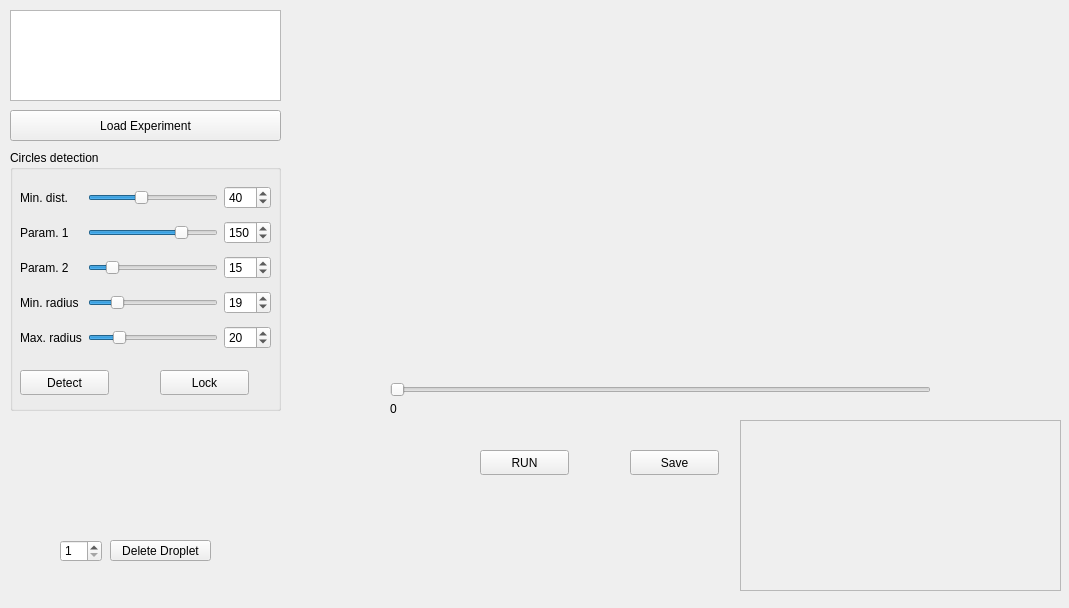
gfogwill/FrESH, file src/gui/analysis.ui: the form before one commit.
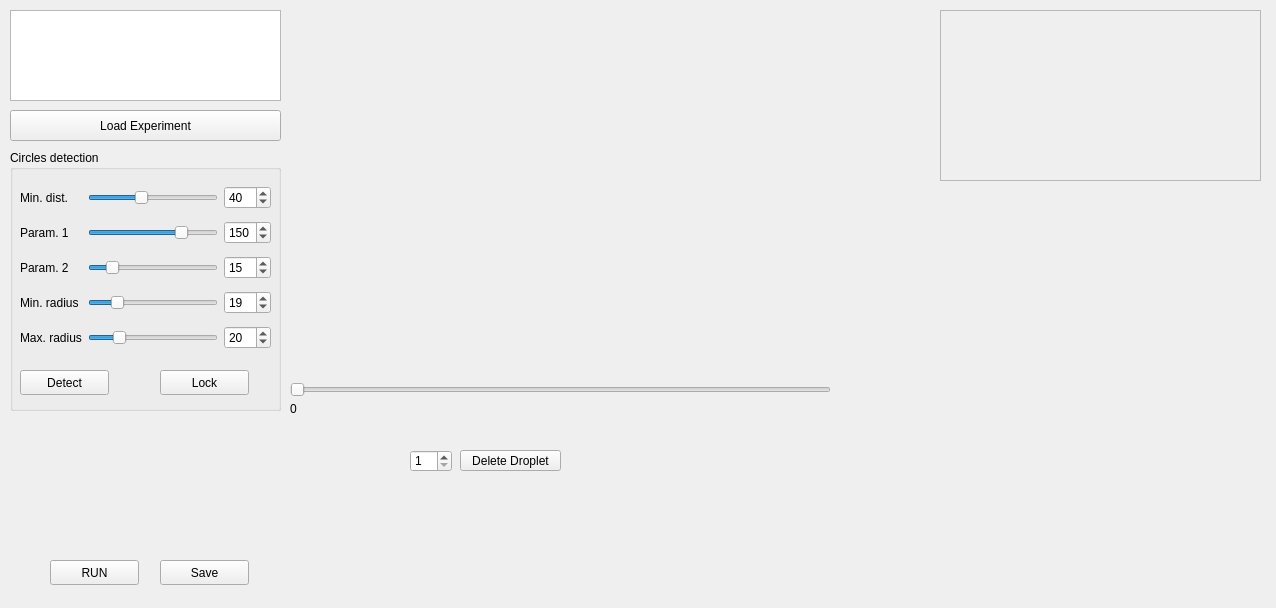
The form after the commit. Custom widgets are drawn as their Qt base class.

Commit message:
feat: coloring circles
change the color of the circles when scrolling the frames

Diff of the .ui file:
```diff
--- a/src/gui/analysis.ui
+++ b/src/gui/analysis.ui
@@ -6,7 +6,7 @@
    <rect>
     <x>0</x>
     <y>0</y>
-    <width>1069</width>
+    <width>1276</width>
     <height>608</height>
    </rect>
   </property>
@@ -40,7 +40,7 @@
    <widget class="QLabel" name="img_label">
     <property name="geometry">
      <rect>
-      <x>400</x>
+      <x>300</x>
       <y>10</y>
       <width>591</width>
       <height>361</height>
@@ -53,8 +53,8 @@
    <widget class="QFrame" name="frame">
     <property name="geometry">
      <rect>
-      <x>740</x>
-      <y>420</y>
+      <x>940</x>
+      <y>10</y>
       <width>321</width>
       <height>171</height>
      </rect>
@@ -69,8 +69,8 @@
    <widget class="QPushButton" name="runButton">
     <property name="geometry">
      <rect>
-      <x>480</x>
-      <y>450</y>
+      <x>50</x>
+      <y>560</y>
       <width>89</width>
       <height>25</height>
      </rect>
@@ -82,7 +82,7 @@
    <widget class="QSlider" name="framesSlider">
     <property name="geometry">
      <rect>
-      <x>390</x>
+      <x>290</x>
       <y>380</y>
       <width>541</width>
       <height>20</height>
@@ -98,7 +98,7 @@
    <widget class="QLabel" name="frameNumber">
     <property name="geometry">
      <rect>
-      <x>390</x>
+      <x>290</x>
       <y>400</y>
       <width>241</width>
       <height>17</height>
@@ -111,8 +111,8 @@
    <widget class="QPushButton" name="saveButton">
     <property name="geometry">
      <rect>
-      <x>630</x>
-      <y>450</y>
+      <x>160</x>
+      <y>560</y>
       <width>89</width>
       <height>25</height>
      </rect>
@@ -124,8 +124,8 @@
    <widget class="QSpinBox" name="delete_spinbox">
     <property name="geometry">
      <rect>
-      <x>60</x>
-      <y>540</y>
+      <x>410</x>
+      <y>450</y>
       <width>42</width>
       <height>22</height>
      </rect>
@@ -140,8 +140,8 @@
    <widget class="QPushButton" name="deleteButton">
     <property name="geometry">
      <rect>
-      <x>110</x>
-      <y>540</y>
+      <x>460</x>
+      <y>450</y>
       <width>101</width>
       <height>21</height>
      </rect>
@@ -153,7 +153,7 @@
    <widget class="QLabel" name="temp_label">
     <property name="geometry">
      <rect>
-      <x>700</x>
+      <x>600</x>
       <y>400</y>
       <width>151</width>
       <height>16</height>
@@ -166,8 +166,8 @@
    <widget class="PlotWidget" name="FFwidget" native="true">
     <property name="geometry">
      <rect>
-      <x>750</x>
-      <y>430</y>
+      <x>950</x>
+      <y>20</y>
       <width>301</width>
       <height>151</height>
      </rect>
```
The commit also changes 1 other file.
